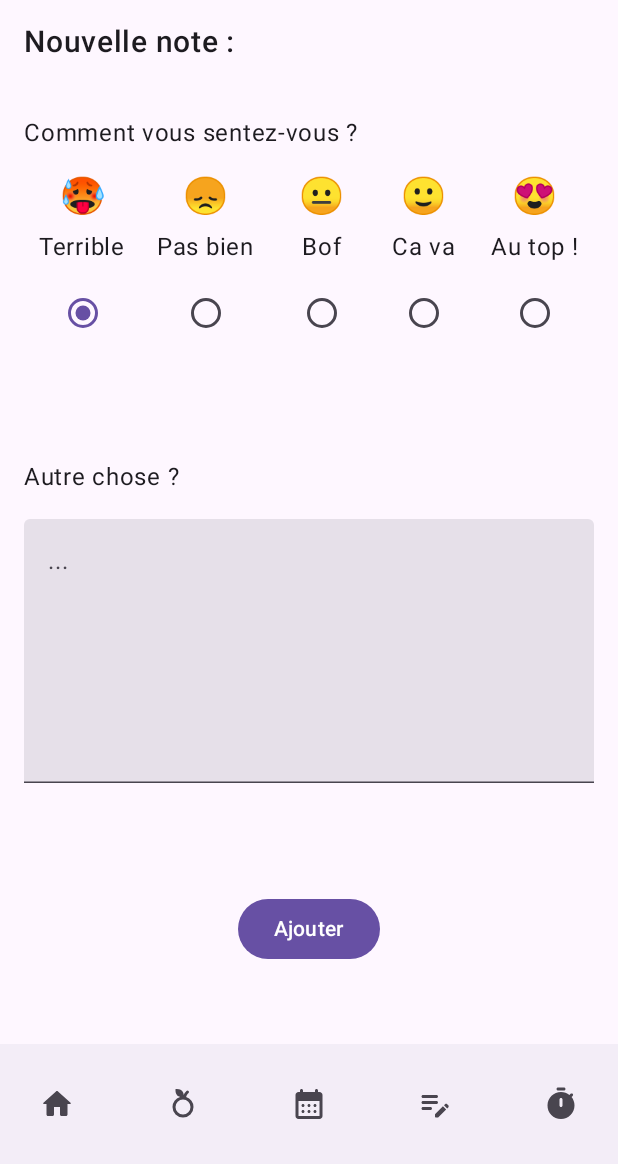
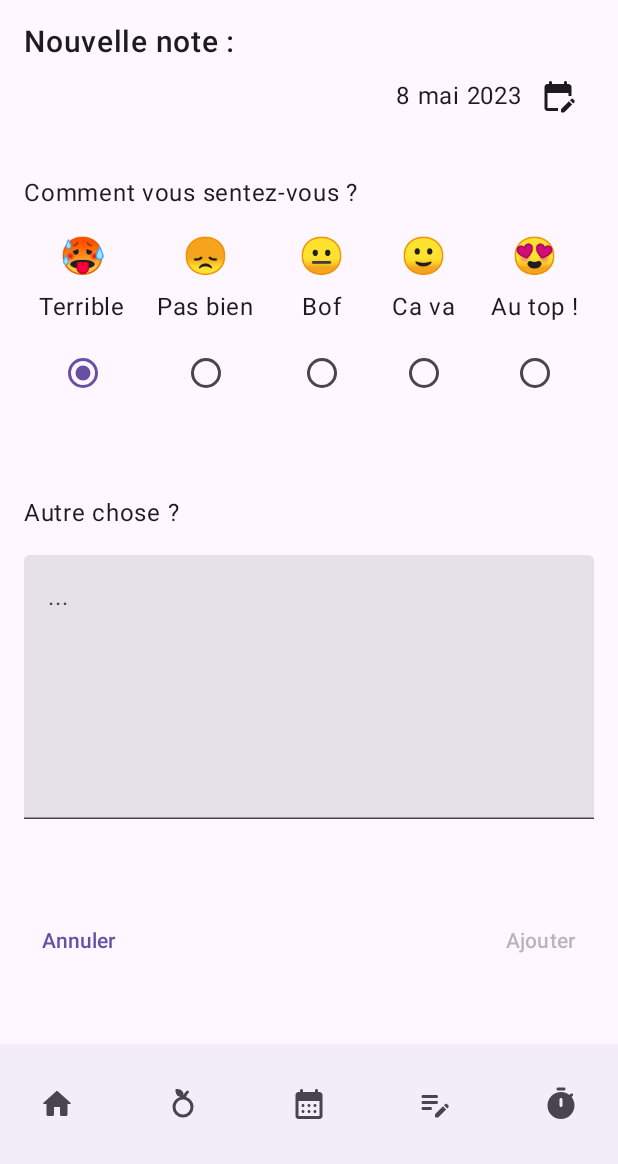
Before and after one commit to lrq3000/baby-on-board, an Android app built with Jetpack Compose: the AddNoteScreen screen opened through its navigation route, on a phone screen of 412 x 824 dp, the part 72-1236 px from its top. Run offline under Robolectric (Android 15) with nearby library versions, the phone set to English and light mode, and no system bars.

Commit message:
Implement date modification, cancel button, enabling save button, deletebutton

```diff
--- a/app/src/main/java/com/example/bob/ui/compose/notes/AddNoteScreen.kt
+++ b/app/src/main/java/com/example/bob/ui/compose/notes/AddNoteScreen.kt
@@ -1,5 +1,6 @@
 package com.example.bob.ui.compose.notes
 
+import android.annotation.SuppressLint
 import androidx.compose.foundation.layout.Arrangement
 import androidx.compose.foundation.layout.Column
 import androidx.compose.foundation.layout.Row
@@ -8,11 +9,22 @@ import androidx.compose.foundation.layout.fillMaxSize
 import androidx.compose.foundation.layout.fillMaxWidth
 import androidx.compose.foundation.layout.padding
 import androidx.compose.foundation.layout.size
-import androidx.compose.material3.Button
+import androidx.compose.material.icons.Icons
+import androidx.compose.material.icons.rounded.Delete
+import androidx.compose.material.icons.rounded.EditCalendar
+import androidx.compose.material3.DatePicker
+import androidx.compose.material3.DatePickerDialog
+import androidx.compose.material3.ExperimentalMaterial3Api
+import androidx.compose.material3.Icon
+import androidx.compose.material3.IconButton
 import androidx.compose.material3.RadioButton
 import androidx.compose.material3.Text
+import androidx.compose.material3.TextButton
 import androidx.compose.material3.TextField
+import androidx.compose.material3.rememberDatePickerState
 import androidx.compose.runtime.Composable
+import androidx.compose.runtime.mutableStateOf
+import androidx.compose.runtime.remember
 import androidx.compose.runtime.rememberCoroutineScope
 import androidx.compose.ui.Alignment
 import androidx.compose.ui.Modifier
@@ -23,15 +35,20 @@ import androidx.lifecycle.viewmodel.compose.viewModel
 import com.example.bob.ui.compose.notes.feelingModel.Feeling
 import com.example.bob.ui.compose.notes.feelingModel.FeelingList
 import kotlinx.coroutines.launch
+import java.text.DateFormat
+import java.util.Date
+import java.util.Locale
 
 @Composable
 fun AddNoteScreen(
     navigateBack: () -> Unit,
+    editingNote: Boolean = false,
     viewModel: AddNoteViewModel = viewModel(factory = AddNoteViewModel.Factory)
 ) {
     val coroutineScope = rememberCoroutineScope()
 
     AddNoteBody(
+        editingNote = editingNote,
         onSaveClick = {
             coroutineScope.launch {
                 viewModel.saveNote()
@@ -39,22 +56,62 @@ fun AddNoteScreen(
             }
         },
         noteUiState = viewModel.noteUiState,
-        onValueChange = viewModel::updateUiState
+        onValueChange = viewModel::updateUiState,
+        cancel = navigateBack
     )
 }
 
+@SuppressLint("UnrememberedMutableState")
+@OptIn(ExperimentalMaterial3Api::class)
 @Composable
 fun AddNoteBody(
+    cancel: () -> Unit,
+    editingNote: Boolean,
     noteUiState: NoteUiState,
     onValueChange: (NoteUiState) -> Unit = {},
     onSaveClick: () -> Unit
 ) {
+    val openDialog = remember { mutableStateOf(false) }
+
     Column(
         modifier = Modifier
             .fillMaxSize()
             .padding(16.dp),
     ) {
-        Text(text = "Nouvelle note :", fontSize = 20.sp, fontWeight = FontWeight.Medium)
+        Row(verticalAlignment = Alignment.CenterVertically) {
+            Text(
+                text = if (editingNote) {
+                    "Modifier la note"
+                } else {
+                    "Nouvelle note :"
+                }, fontSize = 20.sp, fontWeight = FontWeight.Medium
+            )
+            Spacer(modifier = Modifier.weight(1f))
+            if (editingNote) {
+                IconButton(onClick = { /*TODO*/ }) {
+                    Icon(
+                        imageVector = Icons.Rounded.Delete,
+                        contentDescription = "Supprimer la note"
+                    )
+                }
+            }
+        }
+        Row(
+            modifier = Modifier.fillMaxWidth(),
+            horizontalArrangement = Arrangement.End,
+            verticalAlignment = Alignment.CenterVertically
+        ) {
+            Text(
+                text = DateFormat.getDateInstance(DateFormat.LONG, Locale.FRANCE)
+                    .format(noteUiState.date)
+            )
+            IconButton(onClick = { openDialog.value = true }) {
+                Icon(
+                    imageVector = Icons.Rounded.EditCalendar,
+                    contentDescription = "Modifier la date"
+                )
+            }
+        }
         Column(
             modifier = Modifier
                 .fillMaxSize(),
@@ -104,12 +161,60 @@ fun AddNoteBody(
                     minLines = 6
                 )
             }
-            Button(
-                onClick = { onSaveClick() },
-                modifier = Modifier.align(Alignment.CenterHorizontally)
-            ) {
-                Text(text = "Ajouter")
+            Row(modifier = Modifier.fillMaxWidth()) {
+                TextButton(
+                    onClick = { cancel() },
+                ) {
+                    Text(text = "Annuler")
+                }
+                Spacer(modifier = Modifier.weight(1f))
+                TextButton(
+                    onClick = { onSaveClick() },
+                    enabled = noteUiState.note.isNotEmpty()
+                ) {
+                    Text(
+                        text = if (editingNote) {
+                            "Enregistrer"
+                        } else {
+                            "Ajouter"
+                        }
+                    )
+                }
             }
         }
     }
+    if (openDialog.value) {
+        val datePickerState = rememberDatePickerState(initialSelectedDateMillis = Date().time)
+        DatePickerDialog(
+            onDismissRequest = {
+                // Dismiss the dialog when the user clicks outside the dialog or on the back
+                // button. If you want to disable that functionality, simply use an empty
+                // onDismissRequest.
+                openDialog.value = false
+            },
+            confirmButton = {
+                TextButton(
+                    onClick = {
+                        openDialog.value = false
+                        onValueChange(noteUiState.copy(date = Date(datePickerState.selectedDateMillis!!)))
+                    }
+                ) {
+                    Text("OK")
+                }
+            },
+            dismissButton = {
+                TextButton(
+                    onClick = {
+                        openDialog.value = false
+                    }
+                ) {
+                    Text("Annuler")
+                }
+            }
+        ) {
+            DatePicker(
+                state = datePickerState,
+                title = { Text(text = "Modifier la date", modifier = Modifier.padding(24.dp)) })
+        }
+    }
 }
```
